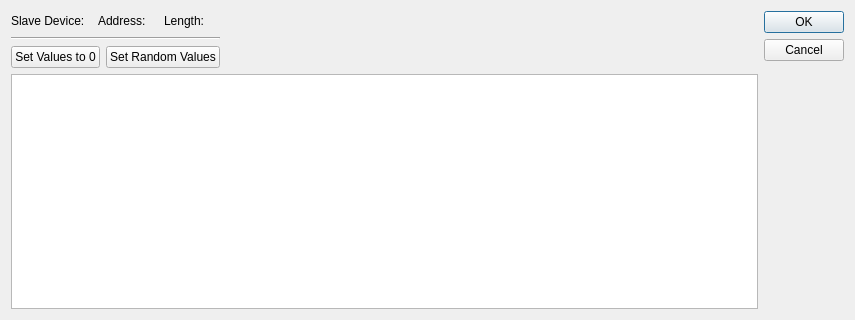
sanny32/OpenModScan, file omodscan/dialogs/dialogforcemultipleregisters.ui: the form before one commit.
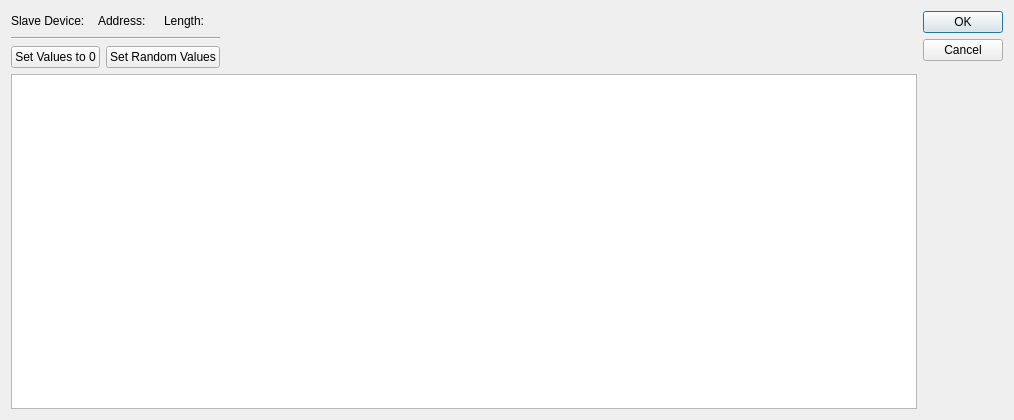
The form after the commit.

The edit to the form file:
```diff
--- a/omodscan/dialogs/dialogforcemultipleregisters.ui
+++ b/omodscan/dialogs/dialogforcemultipleregisters.ui
@@ -6,8 +6,8 @@
    <rect>
     <x>0</x>
     <y>0</y>
-    <width>855</width>
-    <height>320</height>
+    <width>1014</width>
+    <height>420</height>
    </rect>
   </property>
   <property name="minimumSize">
```
